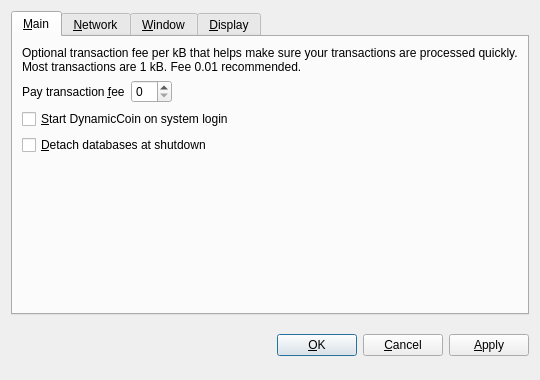
First picture: the form in src/qt/forms/optionsdialog.ui, repository Azotroph/current, before the edit.
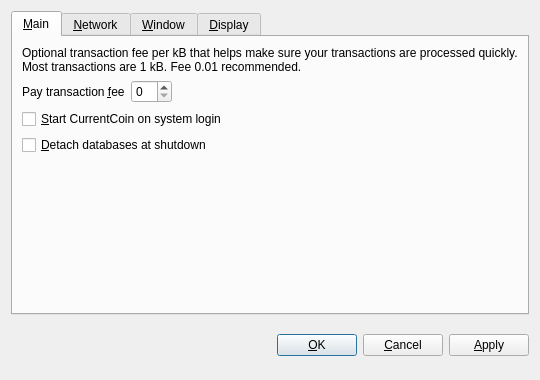
Second picture: the form after the edit. Custom widgets are drawn as their Qt base class.

```diff
--- a/src/qt/forms/optionsdialog.ui
+++ b/src/qt/forms/optionsdialog.ui
@@ -82,7 +82,7 @@
           <string>Automatically start DynamicCoin after logging in to the system.</string>
          </property>
          <property name="text">
-          <string>&amp;Start DynamicCoin on system login</string>
+          <string>&amp;Start CurrentCoin on system login</string>
          </property>
         </widget>
        </item>
```
Left out of the diff: 10 changed lines with no effect on the pictures.
